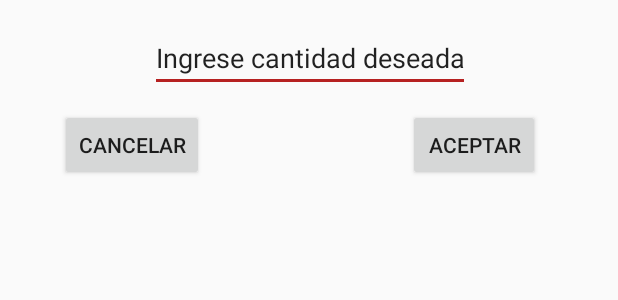
After one commit to ferqueirolo/SOA, an Android app: the layout alertdialog_producto.xml on its own in the app's theme, with its tools: preview values and no code run, on a phone screen of 412 x 824 dp. The commit adds this screen. Shown: the top 300 px of the screen. Run offline under Robolectric (Android 15) with nearby library versions, the phone set to English and light mode, and no system bars.

Commit message:
Renueva la lista de productos

```diff
--- a/Android/ChangoSmart/app/src/main/java/BD/MyDao.java
+++ b/Android/ChangoSmart/app/src/main/java/BD/MyDao.java
@@ -26,7 +26,7 @@ public interface MyDao {
     public  List<Producto> getProductos();
 
     @Query("SELECT nombre, categoria, precio FROM Productos WHERE nombre = :nombreProducto")
-    public  List<Producto> getProductos(String nombreProducto);
+    public  List<Producto> getProducto(String nombreProducto);
 
     @Query("DELETE FROM Mis_Listas_Compras WHERE nombre_lista = :nombre_lista AND supermercado = :supermercado")
     public void deleteLista(String nombre_lista, String supermercado);
@@ -34,4 +34,6 @@ public interface MyDao {
     @Query("UPDATE Detalle_Lista_Compra SET cantidadAComprar = :cantidadAComprar WHERE supermercado = :supermercado AND nombre_lista = :nombre_lista")
     public void update_cantidad(String nombre_lista, String supermercado, int cantidadAComprar);
 
+    @Insert
+    public void cargarProductos(List<ProductoTabla> listaProductoTabla);
 }
--- a/Android/ChangoSmart/app/src/main/java/com/example/changosmart/productos/MiAdaptadorListaProductos.java
+++ b/Android/ChangoSmart/app/src/main/java/com/example/changosmart/productos/MiAdaptadorListaProductos.java
@@ -49,7 +49,7 @@ public class MiAdaptadorListaProductos extends BaseAdapter {
     @Override
     public View getView(int i, View convertView, ViewGroup parent) {
         // Vista que voy a retornar
-        final View myView = inflater.inflate(R.layout.item_lista_lista_compra, null);
+        final View myView = inflater.inflate(R.layout.item_lista_producto, null);
 
         // Tomo los campos del xml donde voy a mostrar los datos
         TextView tv_nombreProducto      = (TextView) myView.findViewById(R.id.textViewNombreProducto);
@@ -60,7 +60,7 @@ public class MiAdaptadorListaProductos extends BaseAdapter {
         // Populo los datos de los campos del xml
         tv_nombreProducto.setText(listaProductos.get(i).getNombre());
         tv_categoriaProducto.setText(listaProductos.get(i).getCategoria());
-        tv_precioProducto.setText(listaProductos.get(i).getPrecio());
+        tv_precioProducto.setText(String.valueOf(listaProductos.get(i).getPrecio()));
 
         // Retorno la vista generada
         return myView;
--- /dev/null
+++ b/Android/ChangoSmart/app/src/main/res/layout/alertdialog_producto.xml
@@ -0,0 +1,68 @@
+<?xml version="1.0" encoding="utf-8"?>
+<android.support.constraint.ConstraintLayout
+    xmlns:android="http://schemas.android.com/apk/res/android"
+    xmlns:app="http://schemas.android.com/apk/res-auto"
+    xmlns:tools="http://schemas.android.com/tools"
+    android:layout_width="match_parent"
+    android:layout_height="match_parent">
+
+    <android.support.constraint.Guideline
+        android:id="@+id/guideline5"
+        android:layout_width="wrap_content"
+        android:layout_height="wrap_content"
+        android:orientation="horizontal"
+        app:layout_constraintGuide_begin="133dp" />
+
+    <android.support.constraint.Guideline
+        android:id="@+id/guideline6"
+        android:layout_width="wrap_content"
+        android:layout_height="wrap_content"
+        android:orientation="vertical"
+        app:layout_constraintGuide_begin="32dp" />
+
+    <EditText
+        android:id="@+id/editTextCantidadProducto"
+        android:layout_width="wrap_content"
+        android:layout_height="wrap_content"
+        android:layout_marginStart="68dp"
+        android:layout_marginLeft="68dp"
+        android:layout_marginTop="16dp"
+        android:layout_marginBottom="8dp"
+        android:ems="10"
+        android:inputType="textPersonName"
+        android:text="Ingrese cantidad deseada"
+        app:layout_constraintBottom_toTopOf="@+id/guideline5"
+        app:layout_constraintStart_toStartOf="@+id/guideline6"
+        app:layout_constraintTop_toTopOf="parent"
+        app:layout_constraintVertical_bias="0.0" />
+
+    <Button
+        android:id="@+id/buttonCancelAlertDialogProductoCancel"
+        android:layout_width="wrap_content"
+        android:layout_height="wrap_content"
+        android:layout_marginStart="8dp"
+        android:layout_marginLeft="8dp"
+        android:layout_marginBottom="12dp"
+        android:text="@string/title_activity_cancelar"
+        app:layout_constraintBottom_toTopOf="@+id/guideline5"
+        app:layout_constraintStart_toStartOf="@+id/guideline6" />
+
+    <Button
+        android:id="@+id/buttonCancelAlertDialogProductoAceptar"
+        android:layout_width="wrap_content"
+        android:layout_height="wrap_content"
+        android:layout_marginEnd="20dp"
+        android:layout_marginRight="20dp"
+        android:layout_marginBottom="12dp"
+        android:text="Aceptar"
+        app:layout_constraintBottom_toTopOf="@+id/guideline5"
+        app:layout_constraintEnd_toStartOf="@+id/guideline7" />
+
+    <android.support.constraint.Guideline
+        android:id="@+id/guideline7"
+        android:layout_width="wrap_content"
+        android:layout_height="wrap_content"
+        android:orientation="vertical"
+        app:layout_constraintGuide_end="32dp" />
+
+</android.support.constraint.ConstraintLayout>
```
Also changed, not shown: Android/ChangoSmart/app/src/main/java/BD/ProductoTabla.java (+12 -1 lines), Android/ChangoSmart/app/src/main/java/com/example/changosmart/MainActivity.java (+24 -0 lines), Android/ChangoSmart/app/src/main/java/com/example/changosmart/productos/AgregarProductos.java (+6 -31 lines).
